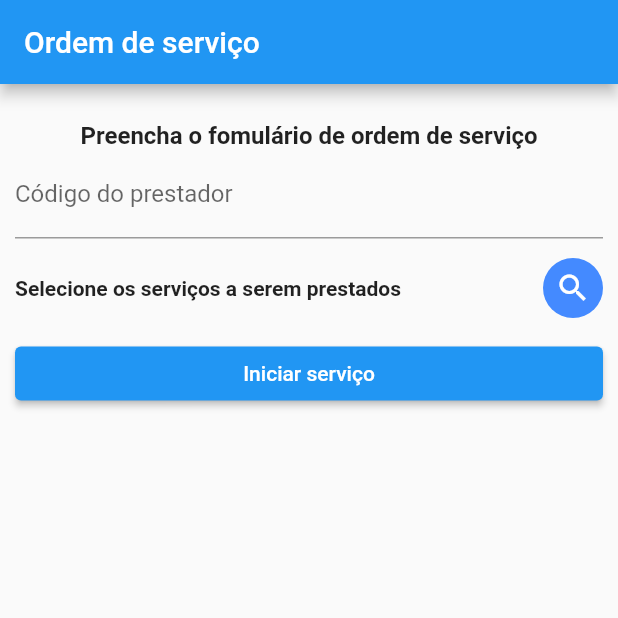
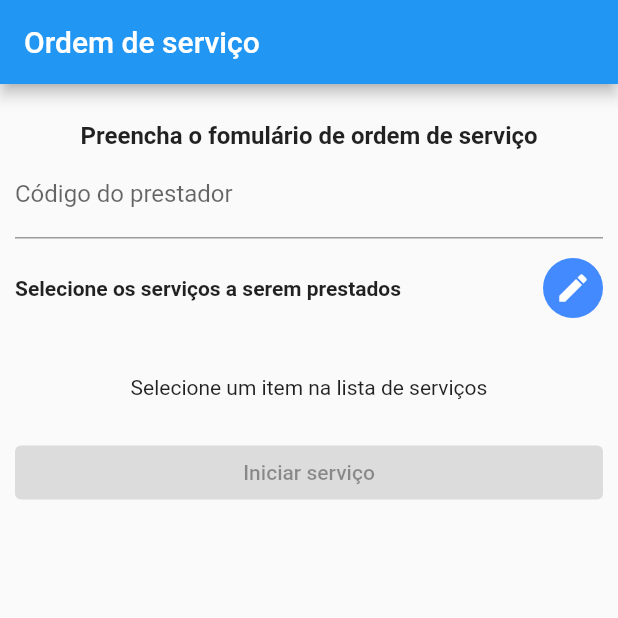
Before and after one commit to cezinha/abc-tech-app, a Flutter app: the screen it shows after launch, on a phone screen of 412 x 824 dp, the top half of it. Run offline on Flutter 3.47's test engine with Material 2 defaults, Android fonts, the phone set to English and light mode, and no system bars; our stand-ins replace geolocator, get.

Commit message:
melhorias de UX

```diff
--- a/lib/pages/home_page.dart
+++ b/lib/pages/home_page.dart
@@ -11,6 +11,7 @@ class HomePage extends GetView<AssistanceController> {
         shrinkWrap: true,
         itemCount: list.length,
         itemBuilder: (context, index) => ListTile(
+              leading: controller.isSelected(index) ? const Icon(Icons.remove_circle_outline) : const Icon(Icons.add_circle_outline),
               title: Text(list[index].name),
               selectedColor: Colors.blueAccent,
               selected: controller.isSelected(index),
--- a/lib/pages/order_page.dart
+++ b/lib/pages/order_page.dart
@@ -29,7 +29,8 @@ class OrderPage extends GetView<OrderController> {
                       child: Text(
                         'Preencha o fomulário de ordem de serviço',
                         textAlign: TextAlign.center,
-                        style: TextStyle(fontSize: 16.0, fontWeight: FontWeight.bold),
+                        style: TextStyle(
+                            fontSize: 16.0, fontWeight: FontWeight.bold),
                       )))
             ]),
             Obx(() {
@@ -59,7 +60,7 @@ class OrderPage extends GetView<OrderController> {
                       shape: CircleBorder(), color: Colors.blueAccent),
                   child: IconButton(
                       icon: const Icon(
-                        Icons.search,
+                        Icons.edit,
                         color: Colors.white,
                       ),
                       onPressed: () => controller.editServices()),
@@ -67,11 +68,21 @@ class OrderPage extends GetView<OrderController> {
                   height: 40)
             ]),
             Obx(
-              () => renderAssists(controller.selectedAssistances),
+              () {
+                if (controller.selectedAssistances.isEmpty) {
+                  return const Padding(
+                      padding: EdgeInsets.only(top: 25, bottom: 25),
+                      child: Text('Selecione um item na lista de serviços'));
+                }
+                return renderAssists(controller.selectedAssistances);
+              },
             ),
             Row(children: [
-              Expanded(
-                  child: ElevatedButton(onPressed: () {
+              Expanded(child: Obx(() {
+                if (controller.selectedAssistances.isEmpty) {
+                  return const ElevatedButton(onPressed: null, child: Text("Iniciar serviço"));
+                }
+                return ElevatedButton(onPressed: () {
                   FocusScope.of(context).unfocus();
                   controller.finishStartOrder();
                 }, child: Obx((() {
@@ -80,7 +91,8 @@ class OrderPage extends GetView<OrderController> {
                   } else {
                     return const Text("Finalizar serviço");
                   }
-              }))))
+                })));
+              }))
             ]),
           ],
         ),
```
Also changed, not shown: lib/services/order_service.dart (line endings or trailing spaces). Lines whose indentation alone changed are shown as unchanged.
